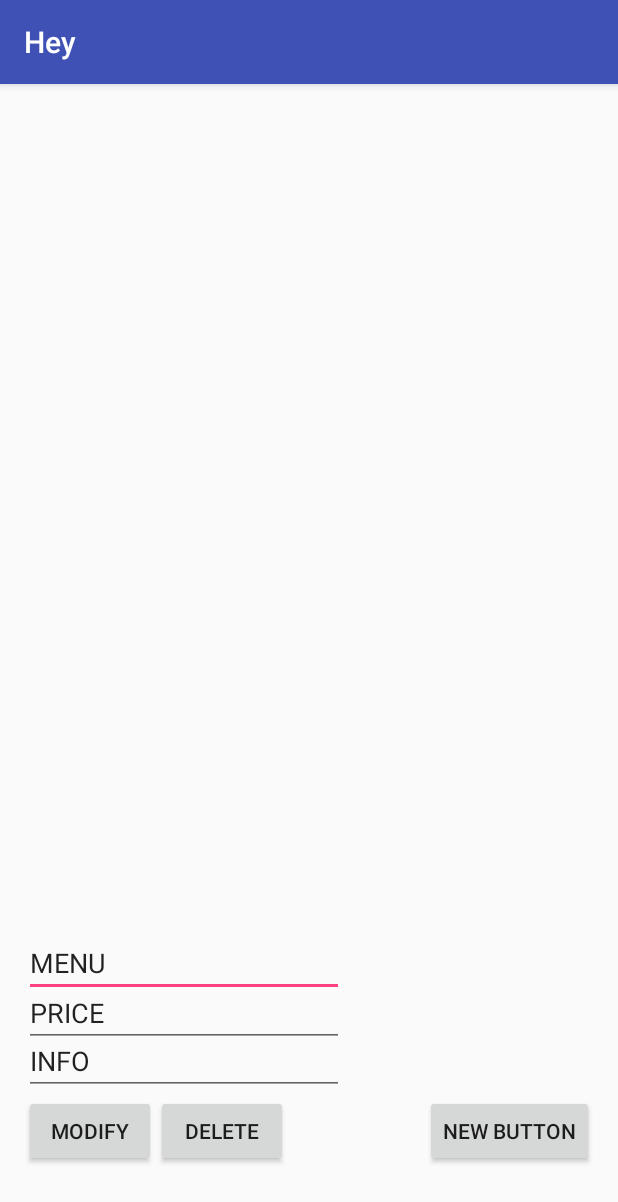
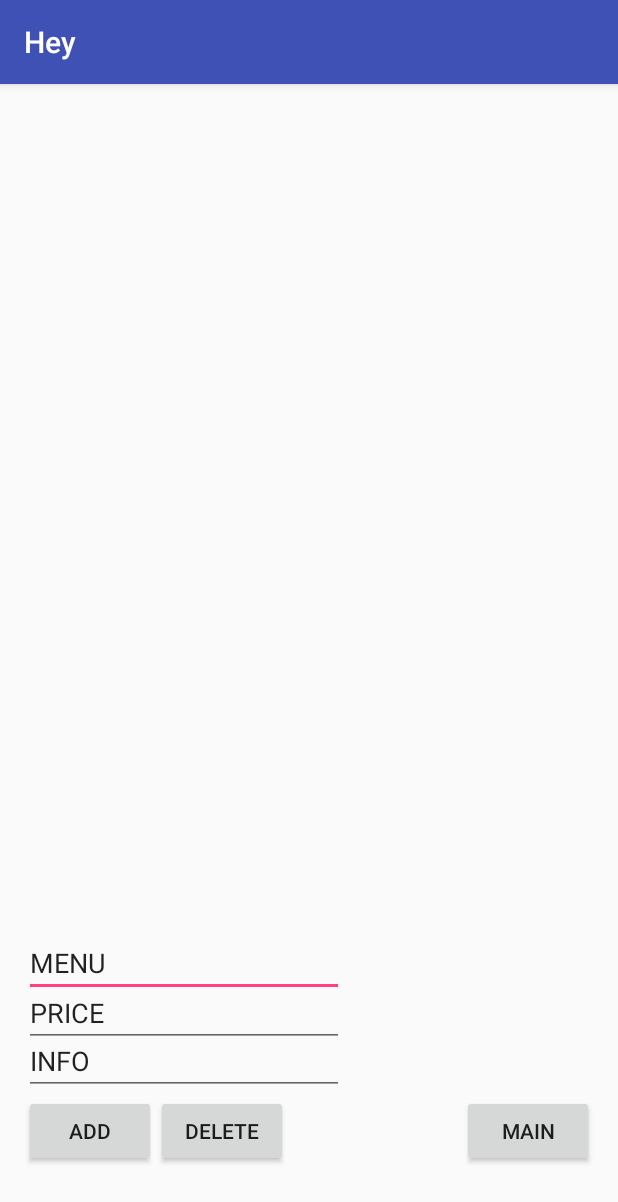
Before and after one commit to tmdgns110/signproject, an Android app: the ModifyActivity screen opened directly, with no data from a screen before it, on a phone screen of 412 x 824 dp. Shown: the top 1202 px of the screen. Run offline under Robolectric (Android 15) with nearby library versions, the phone set to English and light mode, and no system bars.

Commit message:
수정페이지에서 추가 삭제 기능

```diff
--- a/Project_base_2/app/build.gradle
+++ b/Project_base_2/app/build.gradle
@@ -6,7 +6,7 @@ android {
 
     defaultConfig {
         applicationId "kr.soen.project_base_2"
-        minSdkVersion 21
+        minSdkVersion 19
         targetSdkVersion 24
         versionCode 1
         versionName "1.0"
--- a/Project_base_2/app/src/main/AndroidManifest.xml
+++ b/Project_base_2/app/src/main/AndroidManifest.xml
@@ -2,6 +2,8 @@
 <manifest xmlns:android="http://schemas.android.com/apk/res/android"
     package="kr.soen.project_base_2">
 
+    <uses-sdk android:minSdkVersion="19"
+        android:targetSdkVersion="24"/>
     <uses-permission android:name="android.permission.CAMERA" />
     <uses-permission android:name="android.permission.WRITE_EXTERNAL_STORAGE" />
 
--- a/Project_base_2/app/src/main/res/layout/activity_modify.xml
+++ b/Project_base_2/app/src/main/res/layout/activity_modify.xml
@@ -12,30 +12,31 @@
     <Button
         android:layout_width="wrap_content"
         android:layout_height="wrap_content"
-        android:text="MODIFY"
-        android:id="@+id/btnModify"
+        android:text="ADD"
+        android:id="@+id/btnAdd"
         android:layout_marginBottom="30dp"
         android:layout_alignParentBottom="true"
         android:layout_alignParentStart="true"
-        android:onClick="Modify" />
+        android:onClick="Add" />
 
     <Button
         android:layout_width="wrap_content"
         android:layout_height="wrap_content"
         android:text="DELETE"
         android:id="@+id/btnDelete"
-        android:layout_alignTop="@+id/btnModify"
-        android:layout_toEndOf="@+id/btnModify"
+        android:layout_alignTop="@+id/btnAdd"
+        android:layout_toEndOf="@+id/btnAdd"
         android:layout_alignParentStart="false"
         android:onClick="Delete" />
 
     <Button
         android:layout_width="wrap_content"
         android:layout_height="wrap_content"
-        android:text="New Button"
-        android:id="@+id/button8"
-        android:layout_alignTop="@+id/btnDelete"
-        android:layout_alignParentEnd="true" />
+        android:text="Main"
+        android:id="@+id/btnMain"
+        android:layout_below="@+id/etInfo"
+        android:layout_alignEnd="@+id/LIST"
+        android:onClick="Main" />
 
     <EditText
         android:layout_width="wrap_content"
@@ -43,7 +44,7 @@
         android:inputType="textMultiLine"
         android:ems="10"
         android:id="@+id/etMenu"
-        android:layout_above="@+id/btnModify"
+        android:layout_above="@+id/btnAdd"
         android:layout_alignParentStart="true"
         android:layout_marginBottom="65dp"
         android:text="MENU" />
@@ -65,14 +66,14 @@
         android:inputType="textMultiLine"
         android:ems="10"
         android:id="@+id/etInfo"
-        android:layout_above="@+id/btnModify"
+        android:layout_above="@+id/btnAdd"
         android:layout_alignParentStart="true"
         android:text="INFO" />
 
     <TextView
         android:layout_width="wrap_content"
         android:layout_height="wrap_content"
-        android:id="@+id/aaa"
+        android:id="@+id/LIST"
         android:layout_alignParentStart="true"
         android:layout_above="@+id/etMenu"
         android:layout_alignParentEnd="true"
```
Also changed, not shown: Project_base_2/app/src/main/java/kr/soen/project_base_2/BackgroundWorker.java (+13 -4 lines), Project_base_2/app/src/main/java/kr/soen/project_base_2/LoginActivity.java (+12 -1 lines), Project_base_2/app/src/main/java/kr/soen/project_base_2/MBackgroundWorker.java (+35 -4 lines), Project_base_2/app/src/main/java/kr/soen/project_base_2/ModifyActivity.java (+43 -15 lines), Project_base_2/app/src/main/java/kr/soen/project_base_2/RBackgroundWorker.java (+9 -2 lines), 22 other files.
